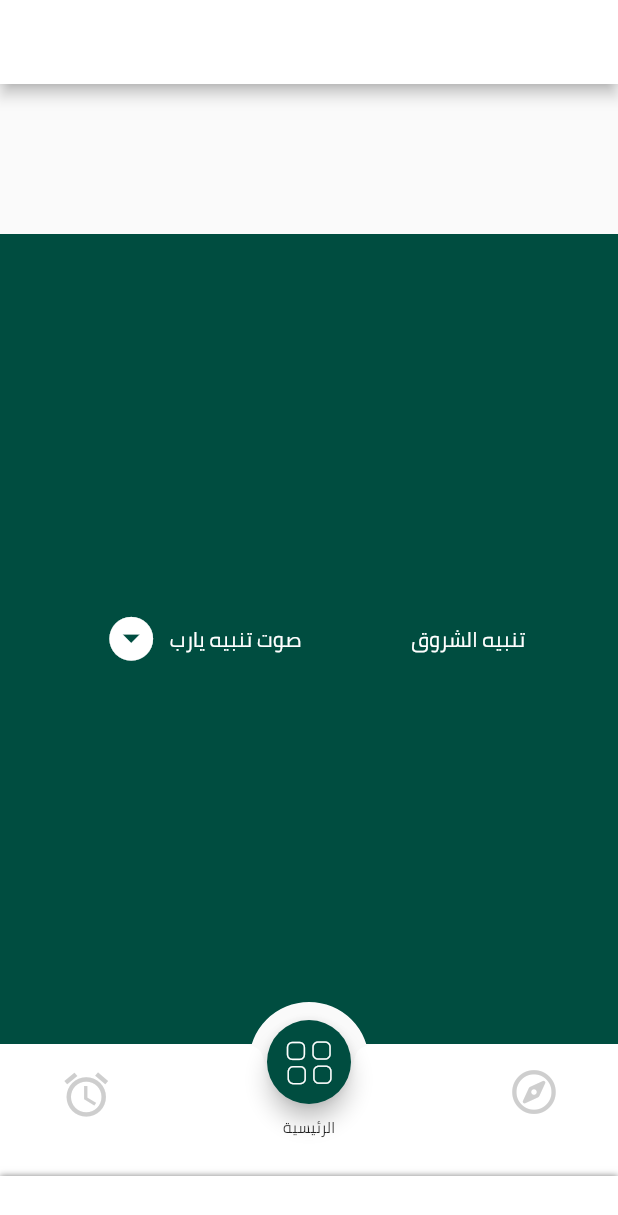
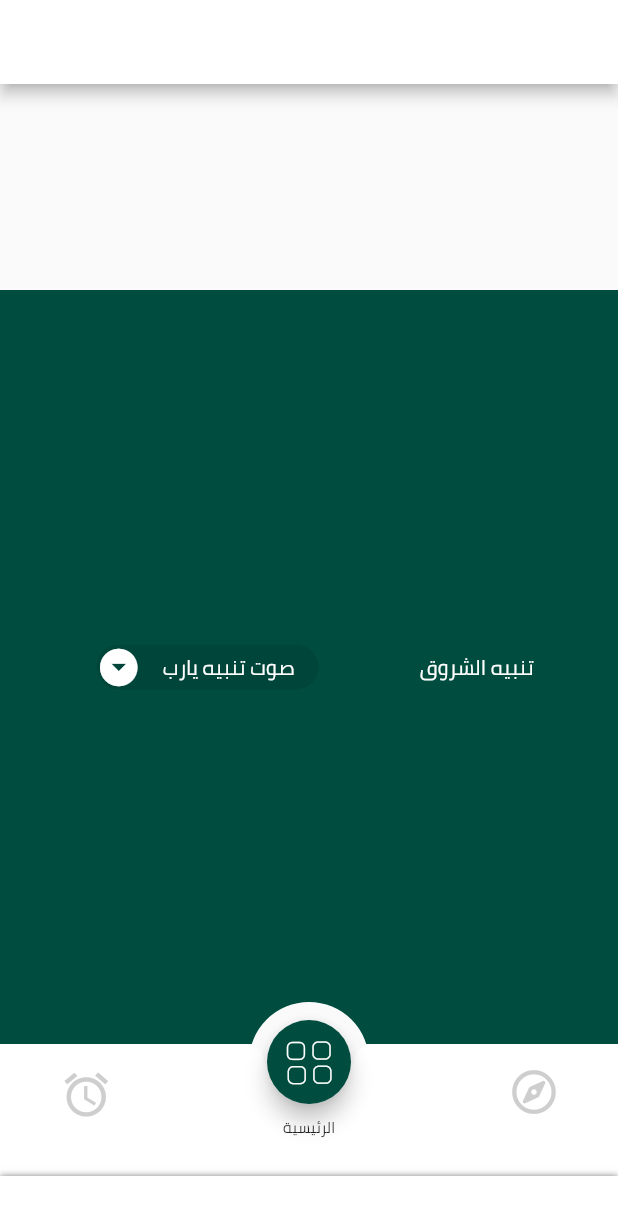
Before and after one commit to Reekoooo/flutter_task, a Flutter app: the screen it shows after launch, on a phone screen of 412 x 824 dp. Shown: the top 1215 px of the screen. Run offline on Flutter 3.47's test engine with Material 2 defaults, Android fonts, the phone set to English and light mode, and no system bars; our stand-ins replace font_awesome_flutter.

Commit message:
added dropdown menu shade and fixed upper height beta

```diff
--- a/lib/pages/home_page.dart
+++ b/lib/pages/home_page.dart
@@ -14,8 +14,22 @@ class MyHomePage extends StatefulWidget {
 }
 
 class _MyHomePageState extends State<MyHomePage> {
-  String dropdownValue = 'صوت تنبيه يارب';
+
+  List<String> _items = [
+    'صوت تنبيه يارب  ',
+    'صوت تنبيه 2',
+    'صوت تنبيه 3',
+    'صوت تنبيه 4',
+  ];
+  String dropdownValue ;
+
   double Y_offset = 12.0;
+
+  @override
+  void initState() {
+    super.initState();
+    dropdownValue = _items[0];
+  }
 
   @override
   Widget build(BuildContext context) {
@@ -35,17 +49,12 @@ class _MyHomePageState extends State<MyHomePage> {
   }
 
   Column buildBody(BuildContext context) {
-    List<String> _items = [
-      'صوت تنبيه يارب',
-      'صوت تنبيه 2',
-      'صوت تنبيه 3',
-      'صوت تنبيه 4',
-    ];
 
+    final double _upperHieght = MediaQuery.of(context).size.height/6;
     return Column(
       children: <Widget>[
         Container(
-          height: 100.0,
+          height: _upperHieght,
         ),
         Expanded(
           child: ClipPath(
@@ -63,14 +72,27 @@ class _MyHomePageState extends State<MyHomePage> {
                         data: Theme.of(context).copyWith(
                           canvasColor: Colors.teal[900],
                         ),
+                        child: Container(
+                          height: 30.0,
+
+
+                          decoration: BoxDecoration(
+                            color: Colors.black.withOpacity(0.1),
+                            borderRadius: BorderRadius.circular(20.0),
+                          ),
+
+                          child: Padding(
+                            padding: const EdgeInsets.only(right: 16.0),
                             child: DropdownButton<String>(
                               underline: Container(),
+
                               iconSize: 35.0,
                               style: TextStyle(
                                   color: Colors.white, fontFamily: 'Cairo'),
                               icon: Icon(
                                 Icons.arrow_drop_down_circle,
                                 color: Colors.white,
+                                size: 30.0,
                               ),
                               value: dropdownValue,
                               onChanged: (String newValue) {
@@ -84,10 +106,12 @@ class _MyHomePageState extends State<MyHomePage> {
                                   value: value,
                                   child: Padding(
                                     padding: const EdgeInsets.only(left: 8.0),
-                                child: Text(value),
+                                    child: Text(value,textDirection: TextDirection.rtl,),
                                   ),
                                 );
                               }).toList(),
+                            ),
+                          ),
                         ),
                       ),
                     ),
```
Also changed, not shown: pubspec.lock. Lines whose indentation alone changed are shown as unchanged.
